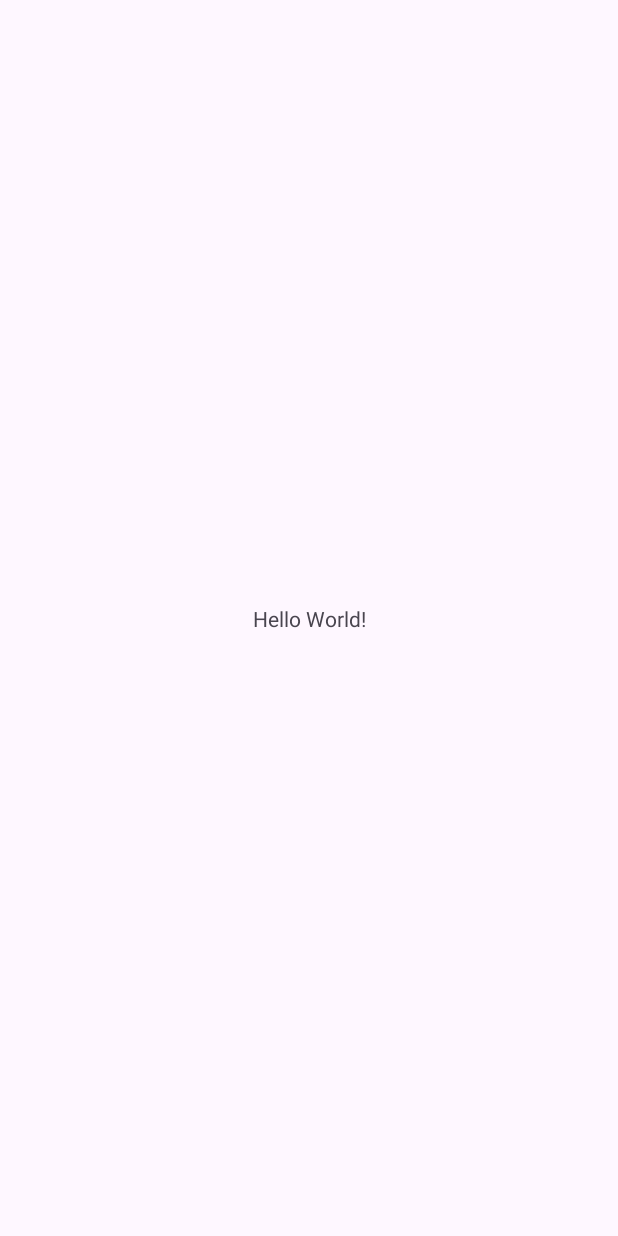
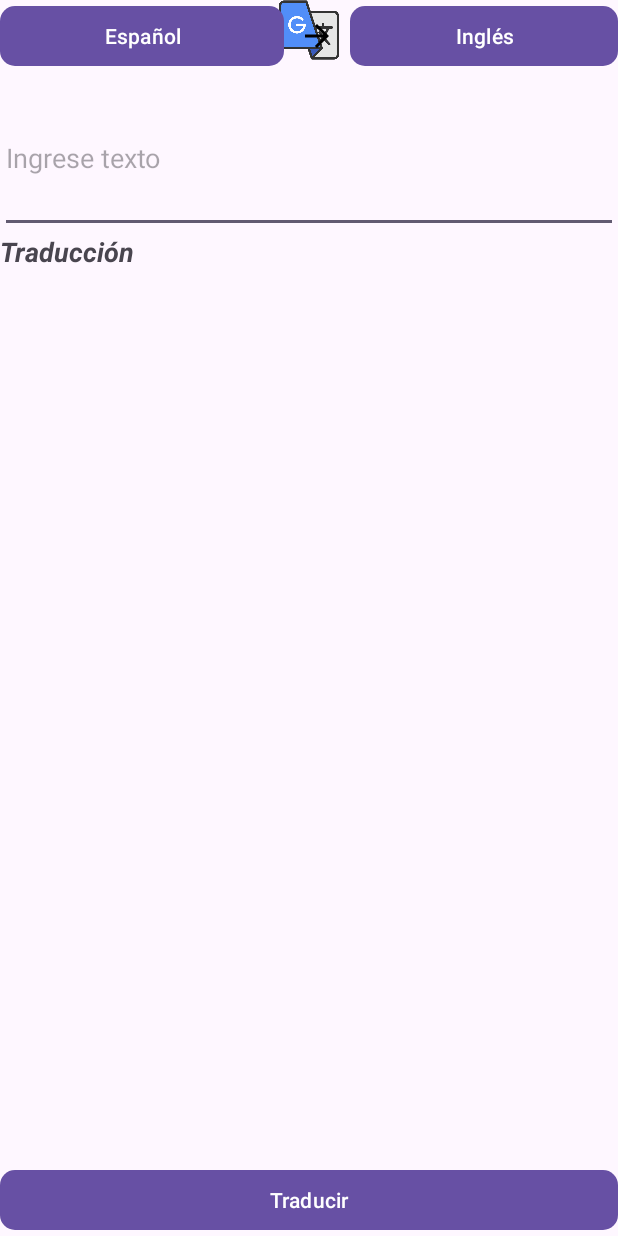
Before and after one commit to AndreeyBvB0909/msolis_traductor_ml, an Android app: the screen it shows after launch (MainActivity), on a phone screen of 412 x 824 dp. Before the commit the screen is almost empty. Run offline under Robolectric (Android 15) with nearby library versions, the phone set to English and light mode, and no system bars.

Commit message:
Creacion del UI

```diff
--- /dev/null
+++ b/traductorml/app/src/main/res/drawable/ic_cambiar.xml
@@ -0,0 +1,5 @@
+<vector xmlns:android="http://schemas.android.com/apk/res/android" android:autoMirrored="true" android:height="24dp" android:tint="#000000" android:viewportHeight="24" android:viewportWidth="24" android:width="24dp">
+
+    <path android:fillColor="@android:color/white" android:pathData="M12,4l-1.41,1.41L16.17,11H4v2h12.17l-5.58,5.59L12,20l8,-8z"/>
+
+</vector>
--- a/traductorml/app/src/main/res/layout/activity_main.xml
+++ b/traductorml/app/src/main/res/layout/activity_main.xml
@@ -1,19 +1,78 @@
 <?xml version="1.0" encoding="utf-8"?>
-<androidx.constraintlayout.widget.ConstraintLayout xmlns:android="http://schemas.android.com/apk/res/android"
+<RelativeLayout
+    xmlns:android="http://schemas.android.com/apk/res/android"
     xmlns:app="http://schemas.android.com/apk/res-auto"
     xmlns:tools="http://schemas.android.com/tools"
     android:id="@+id/main"
     android:layout_width="match_parent"
     android:layout_height="match_parent"
+    android:padding="15dp"
     tools:context=".MainActivity">
 
-    <TextView
-        android:layout_width="wrap_content"
+    <ScrollView
+        android:layout_width="match_parent"
+        android:layout_height="match_parent">
+        <LinearLayout
+            android:layout_width="match_parent"
+            android:layout_height="wrap_content"
+            android:orientation="vertical">
+            <ImageView
+                android:layout_width="40dp"
+                android:layout_height="40dp"
+                android:src="@drawable/traductor_img"
+                android:layout_gravity="center"
+                android:contentDescription="@null"/>
+            <EditText
+                android:id="@+id/Et_Idioma_Origen"
+                android:hint="@string/Et_Idioma_Origen"
+                android:layout_gravity="start"
+                android:layout_marginTop="15dp"
+                android:minHeight="100dp"
+                android:textSize="18sp"
+                android:layout_width="match_parent"
+                android:layout_height="wrap_content"/>
+            <TextView
+                android:id="@+id/Tv_Idioma_destino"
+                android:text="@string/Tv_Idioma_destino"
+                android:layout_width="match_parent"
+                android:layout_height="wrap_content"
+                android:textStyle="bold|italic"
+                android:textSize="18sp"/>
+        </LinearLayout>
+    </ScrollView>
+    <LinearLayout
+        android:layout_width="match_parent"
         android:layout_height="wrap_content"
-        android:text="Hello World!"
-        app:layout_constraintBottom_toBottomOf="parent"
-        app:layout_constraintEnd_toEndOf="parent"
-        app:layout_constraintStart_toStartOf="parent"
-        app:layout_constraintTop_toTopOf="parent" />
+        android:orientation="horizontal"
+        android:gravity="center">
+        <com.google.android.material.button.MaterialButton
+            android:id="@+id/Btn_Elegir_Idioma"
+            android:text="@string/Btn_Elegir_Idioma"
+            android:layout_width="wrap_content"
+            android:layout_height="wrap_content"
+            app:cornerRadius="10dp"
+            android:layout_weight="1"/>
+        <ImageButton
+            android:padding="10dp"
+            android:layout_width="wrap_content"
+            android:layout_height="wrap_content"
+            android:src="@drawable/ic_cambiar"
+            android:background="@android:color/transparent"/>
+        <com.google.android.material.button.MaterialButton
+            android:id="@+id/Btn_Idioma_Elegido"
+            android:text="@string/Btn_Idioma_Elegido"
+            android:layout_width="wrap_content"
+            android:layout_height="wrap_content"
+            app:cornerRadius="10dp"
+            android:layout_weight="1"/>
+    </LinearLayout>
+    <com.google.android.material.button.MaterialButton
+        android:id="@+id/Btn_Traducir"
+        android:text="@string/Btn_Traducir"
+        android:layout_width="match_parent"
+        android:layout_height="wrap_content"
+        android:layout_alignParentBottom="true"
+        app:cornerRadius="10dp"
+        />
 
-</androidx.constraintlayout.widget.ConstraintLayout>
+</RelativeLayout>
--- a/traductorml/app/src/main/res/values/strings.xml
+++ b/traductorml/app/src/main/res/values/strings.xml
@@ -1,3 +1,8 @@
 <resources>
     <string name="app_name">Traductor ML</string>
+    <string name="Et_Idioma_Origen">Ingrese texto</string>
+    <string name="Tv_Idioma_destino">Traducción</string>
+    <string name="Btn_Elegir_Idioma">Español</string>
+    <string name="Btn_Idioma_Elegido">Inglés</string>
+    <string name="Btn_Traducir">Traducir</string>
 </resources>
```
Also changed, not shown: traductorml/app/src/main/res/drawable/traductor_img.png (added).
